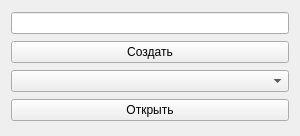
This is startwidget.ui in Slp04/test_alg as Qt 5 draws it before an edit. The edited form follows.
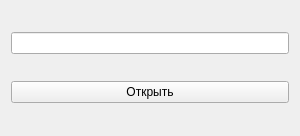
This is the edited form.

The edit to the form file:
```diff
--- a/startwidget.ui
+++ b/startwidget.ui
@@ -26,16 +26,6 @@
    <item>
     <widget class="QPushButton" name="pushButton">
      <property name="text">
-      <string>Создать</string>
-     </property>
-    </widget>
-   </item>
-   <item>
-    <widget class="QComboBox" name="comboBox"/>
-   </item>
-   <item>
-    <widget class="QPushButton" name="pushButton_2">
-     <property name="text">
       <string>Открыть</string>
      </property>
     </widget>
```
Left out of the diff: 2 changed lines with no effect on the pictures.
